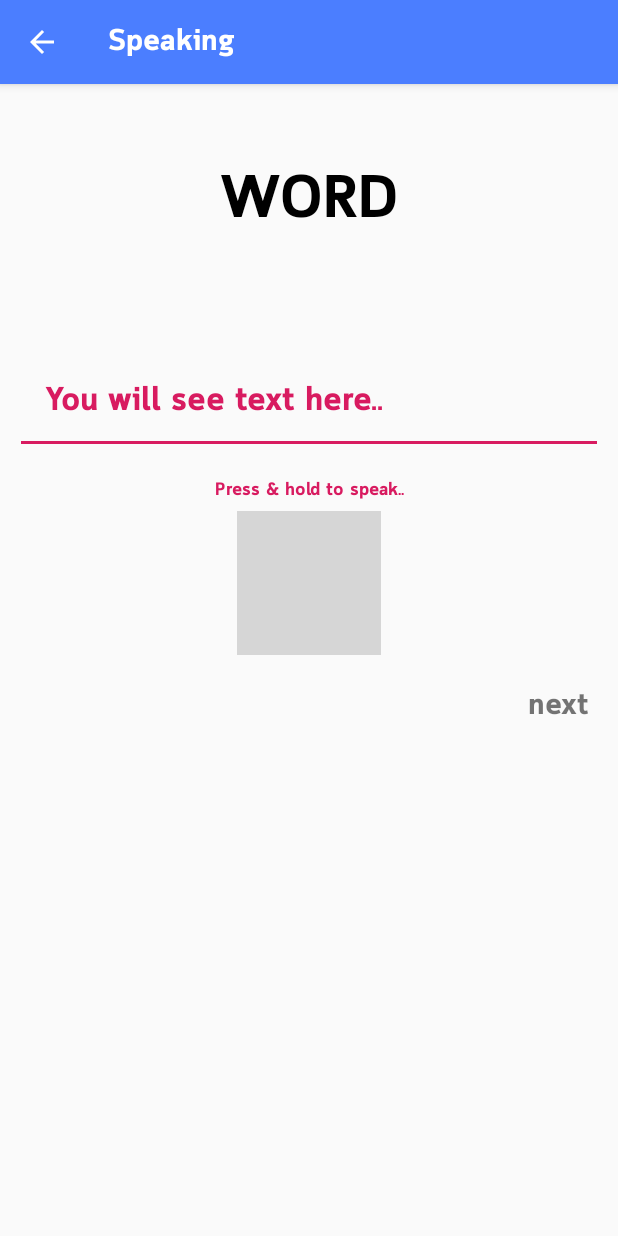
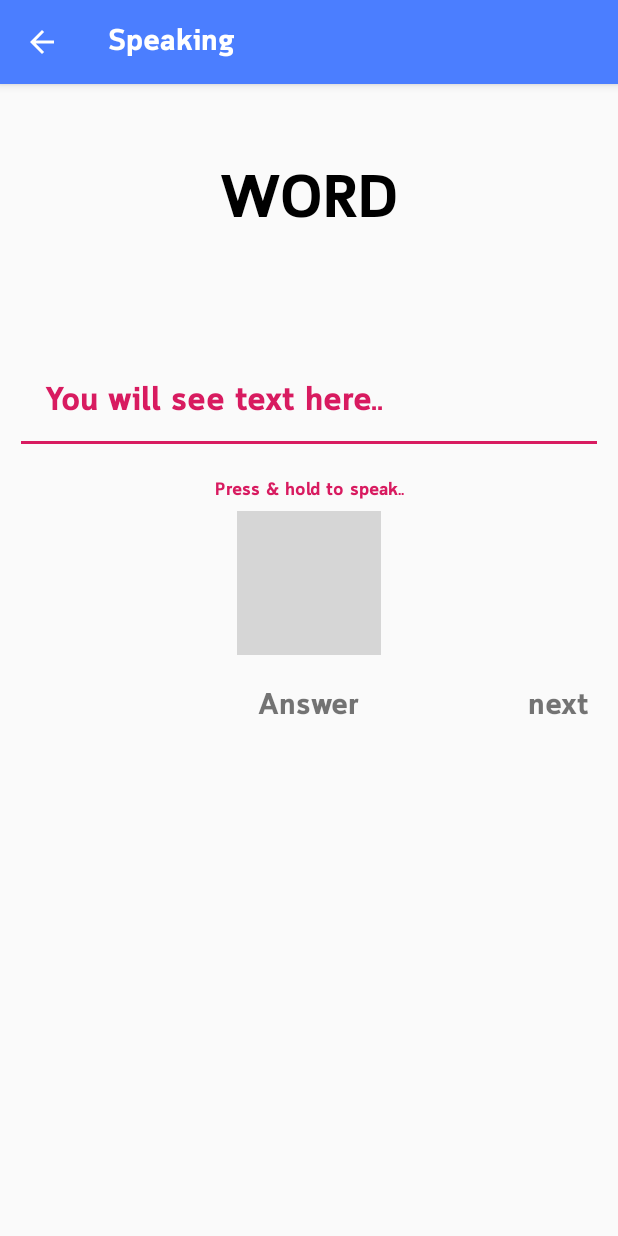
Before and after one commit to chanon1261/499, an Android app: the SpeakingFragment screen opened directly, with no data from a screen before it, after a tap on "next", on a phone screen of 412 x 824 dp. Run offline under Robolectric (Android 15) with nearby library versions, the phone set to English and light mode, and no system bars; our stand-ins replace Firebase (no records; nobody signed in at launch, a user with empty details on screens opened directly); libraries missing offline, so code that uses them is left out: io.realm, javax.annotation; 4 statements that could not run were skipped; 1 other tap on this screen came first; grey boxes are pictures that could not be loaded.

Commit message:
fix code

```diff
--- a/app/src/main/java/com/example/m/mproject499/fragment/SpeakingFragment.kt
+++ b/app/src/main/java/com/example/m/mproject499/fragment/SpeakingFragment.kt
@@ -69,14 +69,8 @@ class SpeakingFragment : Fragment() {
         nextFrag.setOnClickListener {
 
             imgSpeak_show.visibility = View.INVISIBLE
+            speakAns.visibility = View.VISIBLE
             editText.text.clear()
-
-//            answer = editText.text.toString().trim()
-//            if(answer.isEmpty()){
-//                editText.error = "Press mic to speak"
-//                editText.requestFocus()
-//                return@setOnClickListener
-//            }
 
             NUMBER += 1
             question = History[NUMBER].word
@@ -98,7 +92,6 @@ class SpeakingFragment : Fragment() {
             if (answer.toLowerCase() == question.toLowerCase()) {
                 imgSpeak_show.setImageResource(R.drawable.ic_check)
                 speakAns.visibility = View.INVISIBLE
-
             } else {
                 imgSpeak_show.setImageResource(R.drawable.ic_close)
                 imgSpeak_show.setBackgroundColor(
@@ -108,7 +101,7 @@ class SpeakingFragment : Fragment() {
                     )
                 )
             }
-            Log.d("test fx","${answer.toLowerCase()} == ${question.toLowerCase()}")
+            Log.d("test fx", "${answer.toLowerCase()} == ${question.toLowerCase()}")
 
         }
 
--- a/app/src/main/res/layout/speaking_fragment.xml
+++ b/app/src/main/res/layout/speaking_fragment.xml
@@ -75,7 +75,7 @@
                 android:clickable="true"
                 android:layout_width="wrap_content"
                 android:layout_height="wrap_content"
-                android:visibility="invisible"
+                android:visibility="visible"
                 android:focusable="true"/>
         <TextView
                 android:layout_marginRight="20dp"
```
Also changed, not shown: app/src/main/java/com/example/m/mproject499/activity/SpeakingActivity.kt (+1 -9 lines).
